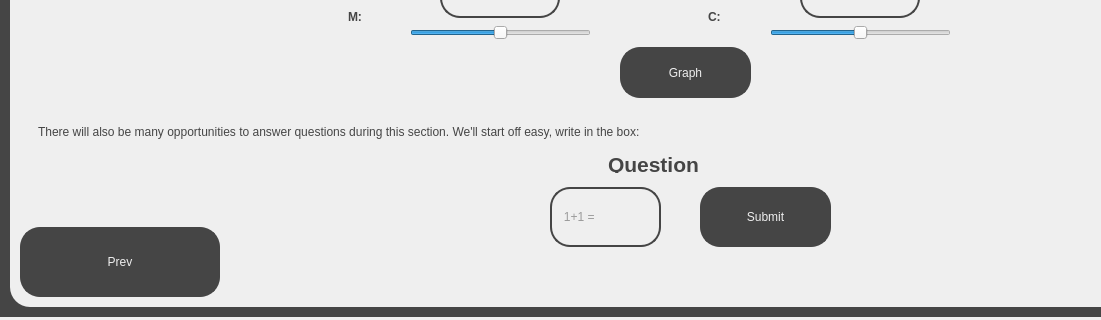
Before: the Qt Designer form src/ui/tutorial_screens/investigation_tutorial.ui in jackm245/Riemann-Hypothesis, drawn with Qt 5; both pictures show x 0 to 1101 and y 403 to 723 of the 1340 by 723 pixel window.
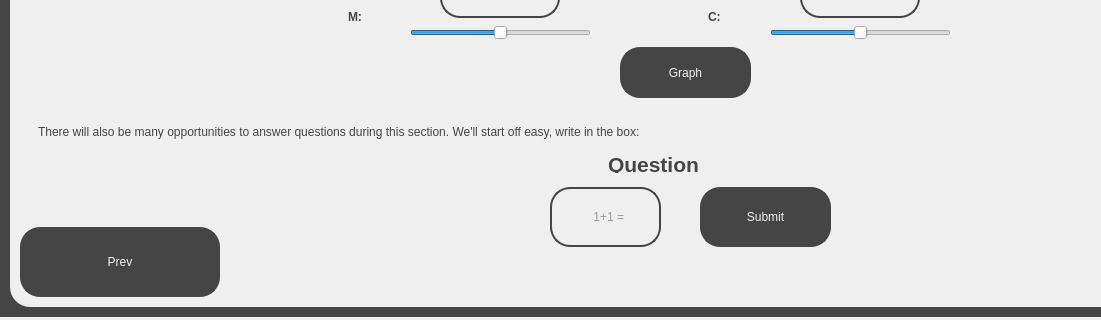
After: the same form once the commit is applied.

What changed in the file:
```diff
--- a/src/ui/tutorial_screens/investigation_tutorial.ui
+++ b/src/ui/tutorial_screens/investigation_tutorial.ui
@@ -464,7 +464,7 @@
       <rect>
        <x>20</x>
        <y>350</y>
-       <width>871</width>
+       <width>941</width>
        <height>31</height>
       </rect>
      </property>
@@ -505,6 +505,9 @@
      <property name="cursorPosition">
       <number>0</number>
      </property>
+     <property name="alignment">
+      <set>Qt::AlignCenter</set>
+     </property>
      <property name="placeholderText">
       <string>   1+1 = </string>
      </property>
```
